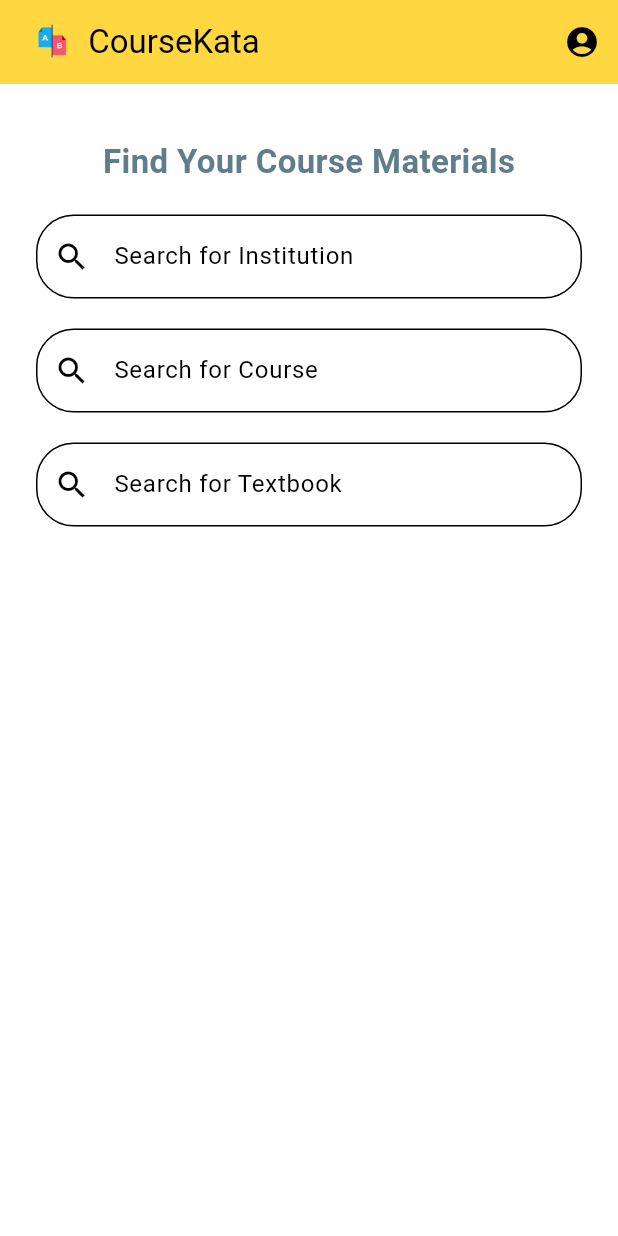
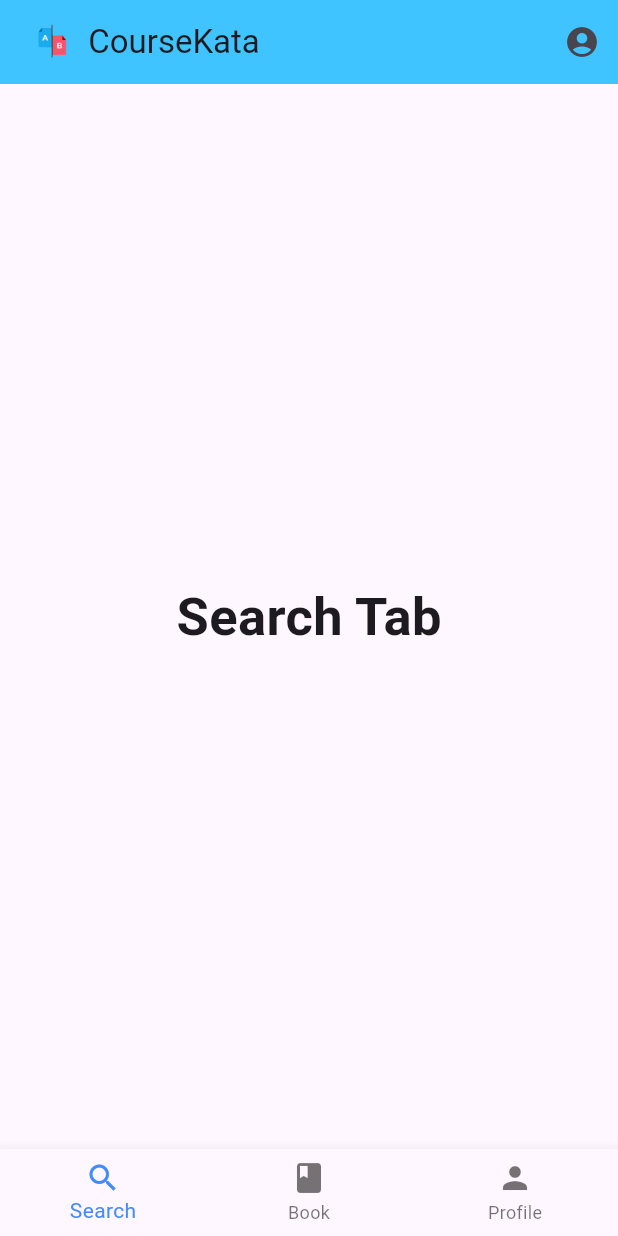
Before and after one commit to 9916bernard/DataFest, a Flutter app: the screen it shows after launch, after a tap on the "account circle" icon, on a phone screen of 412 x 824 dp. Run offline on Flutter 3.47's test engine with Material 3 defaults, Android fonts, the phone set to English and light mode, and no system bars; our stand-ins replace cloud_firestore, firebase_core, flutter_riverpod; accounts and stored records are empty.

Commit message:
datafest navigation

```diff
--- a/datafest/lib/home.dart
+++ b/datafest/lib/home.dart
@@ -10,11 +10,35 @@ class MyHomePage extends StatefulWidget {
 }
 
 class _MyHomePageState extends State<MyHomePage> {
+  int _selectedIndex = 0; // New
+
+  static List<Widget> _widgetOptions = <Widget>[
+    // Placeholder Widgets for Navigation Bar Tabs
+    Text(
+      'Search Tab',
+      style: TextStyle(fontSize: 35, fontWeight: FontWeight.bold),
+    ),
+    Text(
+      'Book Tab',
+      style: TextStyle(fontSize: 35, fontWeight: FontWeight.bold),
+    ),
+    Text(
+      'Profile Tab',
+      style: TextStyle(fontSize: 35, fontWeight: FontWeight.bold),
+    ),
+  ];
+
+  void _onItemTapped(int index) {
+    setState(() {
+      _selectedIndex = index;
+    });
+  }
+
   @override
   Widget build(BuildContext context) {
     return Scaffold(
       appBar: AppBar(
-        backgroundColor: Colors.amberAccent,
+        backgroundColor: Colors.lightBlueAccent,
         title: Row(
           children: [
             Image.asset(
@@ -30,49 +54,47 @@ class _MyHomePageState extends State<MyHomePage> {
         ),
         actions: <Widget>[
           IconButton(
-            icon: Icon(Icons.account_circle),
+            icon: const Icon(Icons.account_circle),
             onPressed: () {
               // Implement profile action
             },
           ),
         ],
       ),
-      body: Container(
-        padding: const EdgeInsets.symmetric(vertical: 16.0, horizontal: 24.0),
-        child: Column(
-          children: <Widget>[
-            SizedBox(height: 20),
-            Text(
-              'Find Your Course Materials',
-              style: TextStyle(
-                  fontSize: 22,
-                  fontWeight: FontWeight.bold,
-                  color: Colors.blueGrey),
-            ),
-            SizedBox(height: 20),
-            SearchField(title: 'Search for Institution'),
-            SizedBox(height: 20),
-            SearchField(title: 'Search for Course'),
-            SizedBox(height: 20),
-            SearchField(title: 'Search for Textbook'),
-            // Add more widgets as needed
-          ],
-        ),
+      body: Center(
+        // New
+        child: _widgetOptions.elementAt(_selectedIndex), // New
+      ),
+      bottomNavigationBar: BottomNavigationBar(
+        items: const <BottomNavigationBarItem>[
+          BottomNavigationBarItem(
+            icon: Icon(Icons.search),
+            label: 'Search',
+          ),
+          BottomNavigationBarItem(
+            icon: Icon(Icons.book),
+            label: 'Book',
+          ),
+          BottomNavigationBarItem(
+            icon: Icon(Icons.person),
+            label: 'Profile',
+          ),
+        ],
+        currentIndex: _selectedIndex, // New
+        selectedItemColor: Colors.blueAccent, // New
+        onTap: _onItemTapped, // New
       ),
     );
   }
 }
 
 class SearchField extends StatelessWidget {
-  final String title;
-
-  const SearchField({required this.title});
+  const SearchField();
 
   @override
   Widget build(BuildContext context) {
     return TextField(
       decoration: InputDecoration(
-        labelText: title,
         fillColor: Colors.white,
         filled: true,
         border: OutlineInputBorder(
--- a/datafest/lib/main.dart
+++ b/datafest/lib/main.dart
@@ -13,11 +13,6 @@ class MyApp extends StatelessWidget {
     return MaterialApp(
       title: 'CourseKata',
       theme: ThemeData(
-        primarySwatch: Colors.blue,
-        colorScheme: ColorScheme.fromSwatch(
-          primarySwatch: Colors.blue,
-          accentColor: Colors.redAccent,
-        ),
         useMaterial3: true,
         textTheme: const TextTheme(
           // Define the default brightness and colors.
```
